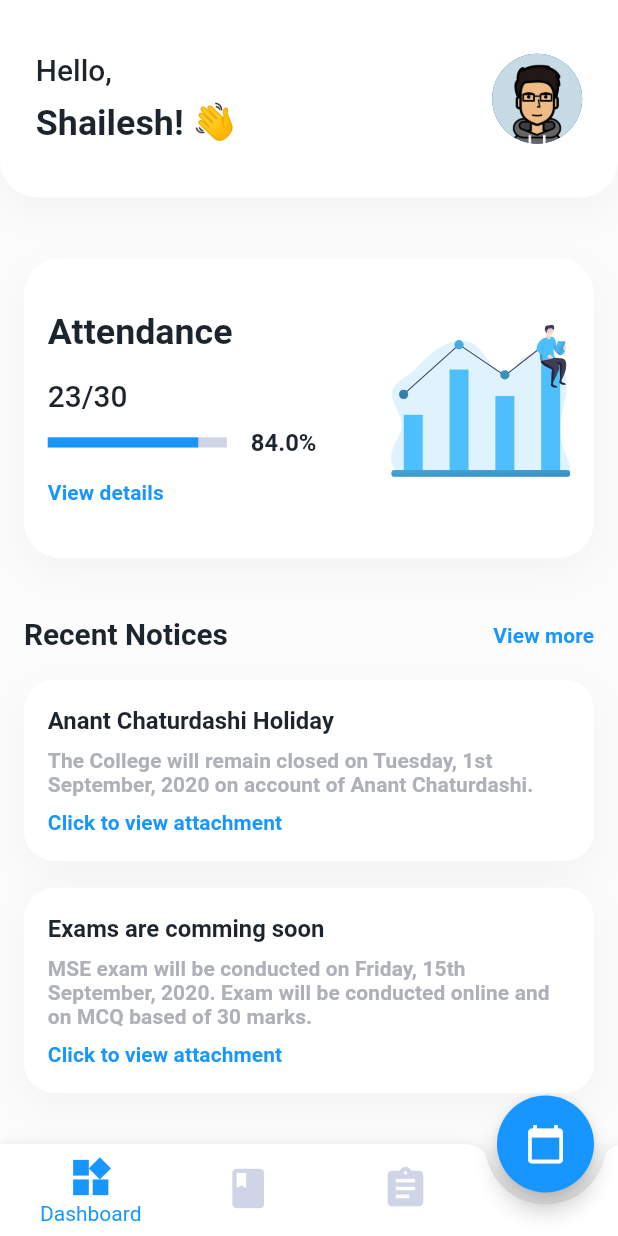
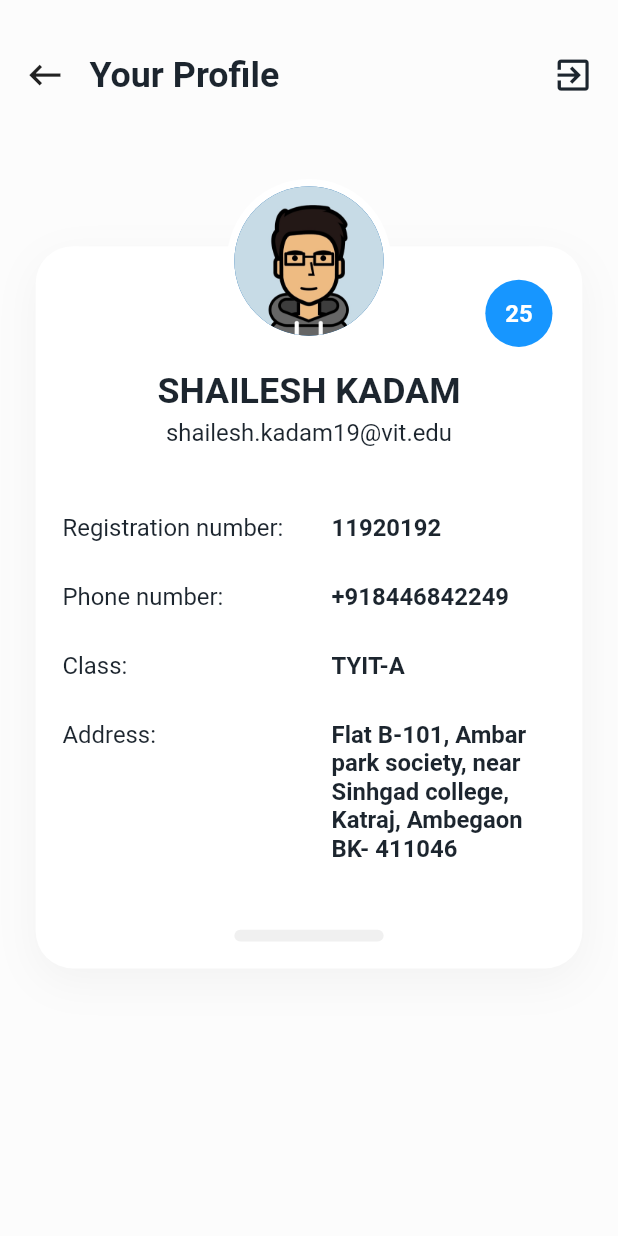
Before and after one commit to dscvitpune/school-app, a Flutter app: the screen it shows after launch, on a phone screen of 412 x 824 dp. Run offline on Flutter 3.47's test engine with Material 2 defaults, Android fonts, the phone set to English and light mode, and no system bars; our stand-ins replace flutter_screenutil, flutter_svg.

Commit message:
Profile screen is added.

```diff
--- a/lib/main.dart
+++ b/lib/main.dart
@@ -2,6 +2,7 @@ import 'package:flutter/material.dart';
 import 'package:flutter/services.dart';
 import 'package:flutter_screenutil/flutter_screenutil.dart';
 import 'package:schoolApp/screens/app/App.dart';
+import 'package:schoolApp/screens/app/ProfileScreen.dart';
 import 'package:schoolApp/screens/auth/LoginScreen.dart';
 import 'package:schoolApp/screens/auth/PhoneVerificationScreen.dart';
 import 'package:schoolApp/screens/auth/SignupScreen.dart';
@@ -29,6 +30,6 @@ class MyApp extends StatelessWidget {
         systemNavigationBarColor: white,
         systemNavigationBarIconBrightness: Brightness.dark,
         statusBarIconBrightness: Brightness.dark));
-    return App();
+    return ProfileScreen();
   }
 }
--- /dev/null
+++ b/lib/screens/app/ProfileScreen.dart
@@ -0,0 +1,231 @@
+import 'package:flutter/material.dart';
+import 'package:schoolApp/utils/constant.dart';
+import 'package:flutter_screenutil/flutter_screenutil.dart';
+
+class ProfileScreen extends StatelessWidget {
+  @override
+  Widget build(BuildContext context) {
+    return SafeArea(
+      child: Scaffold(
+        backgroundColor: backgroundColor,
+        body: Padding(
+          padding: EdgeInsets.only(
+              top: paddingL.h, right: paddingM.w, left: paddingM.w),
+          child: Column(
+            children: [
+              Row(
+                children: [
+                  GestureDetector(
+                    onTap: () {
+                      //TODO: Go Back
+                      print("Go back");
+                    },
+                    child: Icon(
+                      Icons.keyboard_backspace,
+                      size: 28.w,
+                    ),
+                  ),
+                  SizedBox(width: spaceM.w),
+                  Text(
+                    "Your Profile",
+                    style: Theme.of(context).textTheme.headline5.copyWith(
+                          color: black,
+                          fontSize: headline5.ssp,
+                          fontWeight: FontWeight.bold,
+                        ),
+                  ),
+                  Spacer(),
+                  Icon(
+                    Icons.exit_to_app,
+                    size: 28.w,
+                    color: black,
+                  ),
+                ],
+              ),
+              SizedBox(
+                height: spaceM.h * 5.h,
+              ),
+              Stack(
+                children: [
+                  Container(
+                    width: MediaQuery.of(context).size.width - (3.w * spaceM.w),
+                    decoration: BoxDecoration(
+                      color: white,
+                      borderRadius: BorderRadius.all(
+                        Radius.circular(25.w),
+                      ),
+                      boxShadow: [
+                        BoxShadow(
+                          color: darkBlack.withOpacity(0.04),
+                          spreadRadius: 0,
+                          blurRadius: 24,
+                          offset: Offset(0, 8.h),
+                        ),
+                      ],
+                    ),
+                    child: Column(
+                      children: [
+                        Transform(
+                          transform:
+                              Matrix4.translationValues(0.0, -40.0.h, 0.0),
+                          child: Column(
+                            children: [
+                              CircleAvatar(
+                                radius: 55.ssp,
+                                backgroundColor: white,
+                                child: CircleAvatar(
+                                  radius: 50.ssp,
+                                  backgroundImage:
+                                      AssetImage('assets/images/profile.jpg'),
+                                ),
+                              ),
+                              SizedBox(
+                                height: spaceM.h,
+                              ),
+                              Text(
+                                "SHAILESH KADAM",
+                                style: Theme.of(context)
+                                    .textTheme
+                                    .headline5
+                                    .copyWith(
+                                      color: black,
+                                      fontSize: headline5.ssp,
+                                      fontWeight: FontWeight.bold,
+                                    ),
+                              ),
+                              SizedBox(
+                                height: spaceS.h / 2.h,
+                              ),
+                              Text(
+                                "shailesh.kadam19@vit.edu",
+                                style: Theme.of(context)
+                                    .textTheme
+                                    .subtitle1
+                                    .copyWith(
+                                      color: black,
+                                      fontSize: subtitle1.ssp,
+                                    ),
+                              ),
+                            ],
+                          ),
+                        ),
+                        Padding(
+                          padding: EdgeInsets.symmetric(horizontal: paddingM.h),
+                          child: Column(
+                            crossAxisAlignment: CrossAxisAlignment.start,
+                            mainAxisAlignment: MainAxisAlignment.start,
+                            children: [
+                              _DetailsRow(
+                                title: "Registration number:",
+                                subtitle: "11920192",
+                              ),
+                              _DetailsRow(
+                                title: "Phone number:",
+                                subtitle: "+918446842249",
+                              ),
+                              _DetailsRow(
+                                title: "Class:",
+                                subtitle: "TYIT-A",
+                              ),
+                              _DetailsRow(
+                                title: "Address:",
+                                subtitle:
+                                    "Flat B-101, Ambar park society, near Sinhgad college, Katraj, Ambegaon BK- 411046",
+                              ),
+                            ],
+                          ),
+                        ),
+                        SizedBox(
+                          height: spaceM.h,
+                        ),
+                        Container(
+                          width: 100.w,
+                          height: 7.h,
+                          decoration: BoxDecoration(
+                            color: darkBlack.withOpacity(0.06),
+                            borderRadius: BorderRadius.all(
+                              Radius.circular(10),
+                            ),
+                          ),
+                        ),
+                        SizedBox(
+                          height: spaceM.h,
+                        ),
+                      ],
+                    ),
+                  ),
+                  Positioned(
+                    top: 20.h,
+                    right: 20.w,
+                    child: Container(
+                      height: 40.h,
+                      width: 40.h,
+                      decoration: BoxDecoration(
+                          color: primaryColorDark,
+                          borderRadius: BorderRadius.circular(30)),
+                      child: Center(
+                        child: Text(
+                          "25",
+                          style: Theme.of(context).textTheme.subtitle1.copyWith(
+                                color: white,
+                                fontSize: subtitle1.ssp,
+                                fontWeight: FontWeight.bold,
+                              ),
+                        ),
+                      ),
+                    ),
+                  ),
+                ],
+              )
+            ],
+          ),
+        ),
+      ),
+    );
+  }
+}
+
+class _DetailsRow extends StatelessWidget {
+  final String title, subtitle;
+
+  const _DetailsRow({Key key, @required this.title, @required this.subtitle})
+      : super(key: key);
+  @override
+  Widget build(BuildContext context) {
+    return Column(
+      mainAxisAlignment: MainAxisAlignment.start,
+      crossAxisAlignment: CrossAxisAlignment.center,
+      children: [
+        Row(
+          crossAxisAlignment: CrossAxisAlignment.start,
+          children: [
+            Text(
+              title,
+              style: Theme.of(context).textTheme.subtitle1.copyWith(
+                    color: black,
+                    fontSize: subtitle1.ssp,
+                  ),
+            ),
+            Spacer(),
+            Container(
+              width: 150.w,
+              child: Text(
+                subtitle,
+                style: Theme.of(context).textTheme.subtitle1.copyWith(
+                      color: black,
+                      fontSize: subtitle1.ssp,
+                      fontWeight: FontWeight.bold,
+                    ),
+                softWrap: true,
+                maxLines: 6,
+              ),
+            ),
+          ],
+        ),
+        SizedBox(
+          height: spaceM.h + spaceS.h,
+        ),
+      ],
+    );
+  }
+}
--- a/lib/screens/app/widgets/NotificationItem.dart
+++ b/lib/screens/app/widgets/NotificationItem.dart
@@ -47,7 +47,6 @@ class NotificationItem extends StatelessWidget {
               subtitle,
               style: Theme.of(context).textTheme.subtitle2.copyWith(
                     color: grey,
-                    fontWeight: FontWeight.bold,
                     fontSize: subtitle2.ssp,
                   ),
             ),
```
